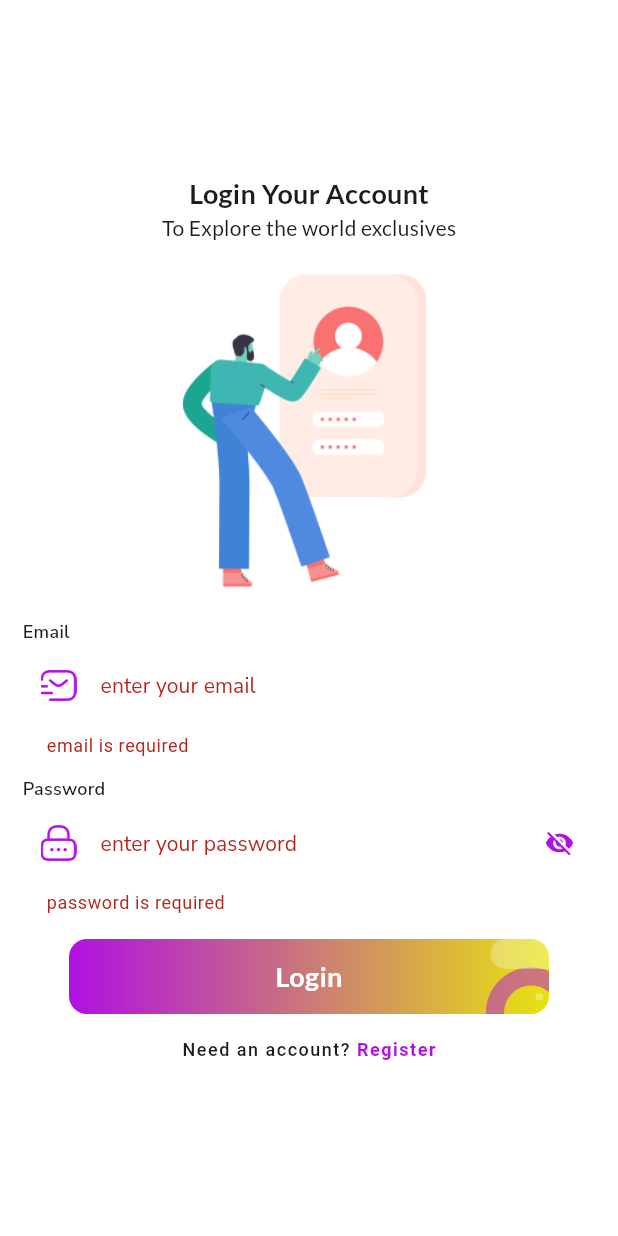
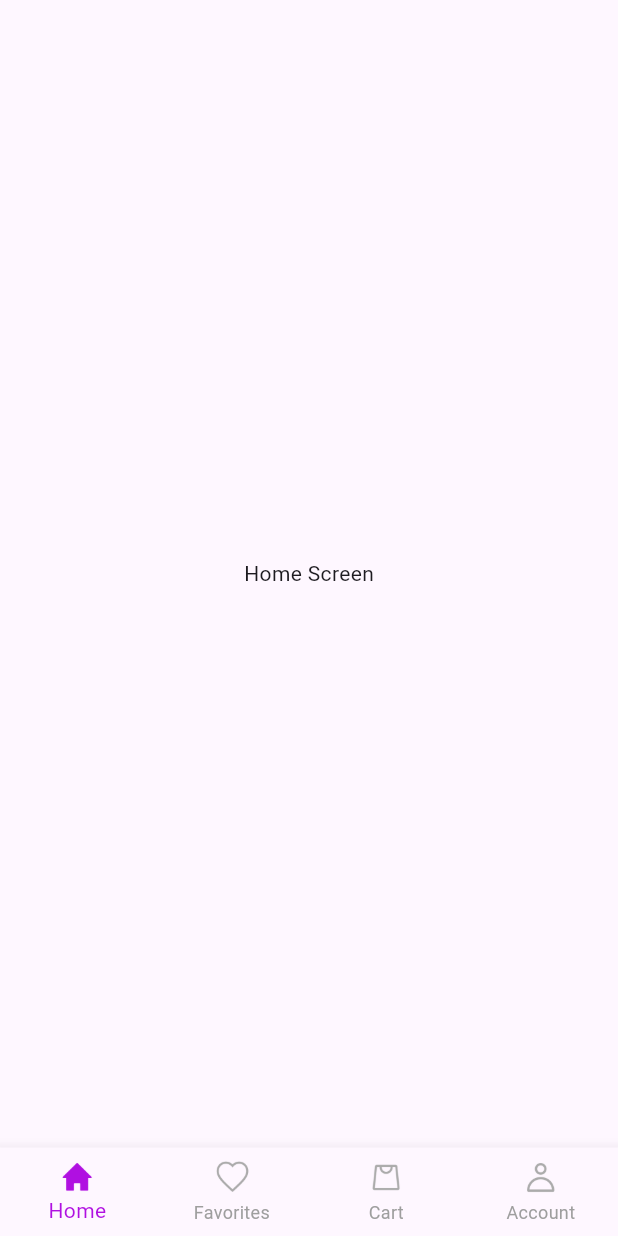
Before and after one commit to WebX-Divin/E-Com, a Flutter app: the screen it shows after launch, after a tap on "Login", on a phone screen of 412 x 824 dp. Run offline on Flutter 3.47's test engine with Material 3 defaults, Android fonts, the phone set to English and light mode, and no system bars; our stand-ins replace google_fonts.

Commit message:
bottom nav bar with screens updated

```diff
--- a/lib/views/screens/auth_screens/login_screen.dart
+++ b/lib/views/screens/auth_screens/login_screen.dart
@@ -1,4 +1,5 @@
 import 'package:e_com/views/screens/auth_screens/register_screen.dart';
+import 'package:e_com/views/screens/main_screen.dart';
 import 'package:e_com/views/widgets/auth/login_textform.dart';
 import 'package:flutter/material.dart';
 import 'package:google_fonts/google_fonts.dart';
@@ -12,6 +13,8 @@ class LoginScreen extends StatefulWidget {
 
 class _LoginScreenState extends State<LoginScreen> {
   final GlobalKey<FormState> _formKey = GlobalKey<FormState>();
+  late String email;
+  late String password;
 
   @override
   Widget build(BuildContext context) {
@@ -65,6 +68,9 @@ class _LoginScreenState extends State<LoginScreen> {
                       }
                       return null;
                     },
+                    onChanged: (value) {
+                      email = value;
+                    },
                     labelText: 'enter your email',
                     iconURL: 'assets/icons/email.png',
                   ),
@@ -90,6 +96,9 @@ class _LoginScreenState extends State<LoginScreen> {
                       }
                       return null;
                     },
+                    onChanged: (value) {
+                      password = value;
+                    },
                     labelText: 'enter your password',
                     iconURL: 'assets/icons/password.png',
                     suffixIcon: true,
@@ -98,9 +107,15 @@ class _LoginScreenState extends State<LoginScreen> {
                     height: 16,
                   ),
                   InkWell(
-                    onTap: () {
-                      if (_formKey.currentState!.validate()) {}
-                    },
+                    onTap: () => Navigator.push(
+                      context,
+                      MaterialPageRoute(
+                        builder: (context) => const MainScreen(),
+                      ),
+                    ),
+                    // onTap: () {
+                    //   if (_formKey.currentState!.validate()) {}
+                    // },
                     child: Container(
                       width: 320,
                       height: 50,
--- /dev/null
+++ b/lib/views/screens/main_screen.dart
@@ -0,0 +1,71 @@
+import 'package:e_com/views/screens/nav_screens/account_screen.dart';
+import 'package:e_com/views/screens/nav_screens/cart_screen.dart';
+import 'package:e_com/views/screens/nav_screens/favorites_screen.dart';
+import 'package:e_com/views/screens/nav_screens/home_screen.dart';
+import 'package:flutter/material.dart';
+
+class MainScreen extends StatefulWidget {
+  const MainScreen({super.key});
+
+  @override
+  State<MainScreen> createState() => _MainScreenState();
+}
+
+class _MainScreenState extends State<MainScreen> {
+  int _pageIndex = 0;
+  final List<Widget> _pages = const [
+    HomeScreen(),
+    FavoritesScreen(),
+    CartScreen(),
+    AccountScreen(),
+  ];
+
+  @override
+  Widget build(BuildContext context) {
+    return Scaffold(
+      bottomNavigationBar: BottomNavigationBar(
+        currentIndex: _pageIndex,
+        onTap: (value) {
+          setState(() {
+            _pageIndex = value;
+          });
+        },
+        selectedItemColor: const Color(0xFFB010E1),
+        unselectedItemColor: const Color(0xFF9E9E9E),
+        type: BottomNavigationBarType.fixed,
+        items: [
+          BottomNavigationBarItem(
+            icon: Image.asset(
+              "assets/icons/home.png",
+              width: 25,
+              color: const Color(0xFFB010E1),
+            ),
+            label: 'Home',
+          ),
+          BottomNavigationBarItem(
+            icon: Image.asset(
+              "assets/icons/love.png",
+              width: 25,
+            ),
+            label: 'Favorites',
+          ),
+          BottomNavigationBarItem(
+            icon: Image.asset(
+              "assets/icons/mart.png",
+              width: 25,
+            ),
+            label: 'Cart',
+          ),
+          BottomNavigationBarItem(
+            icon: Image.asset(
+              "assets/icons/user.png",
+              width: 25,
+            ),
+            label: 'Account',
+          ),
+        ],
+      ),
+      body: _pages[_pageIndex],
+    );
+  }
+}
--- /dev/null
+++ b/lib/views/screens/nav_screens/home_screen.dart
@@ -0,0 +1,21 @@
+import 'package:flutter/material.dart';
+
+class HomeScreen extends StatefulWidget {
+  const HomeScreen({super.key});
+
+  @override
+  State<HomeScreen> createState() => _HomeScreenState();
+}
+
+class _HomeScreenState extends State<HomeScreen> {
+  @override
+  Widget build(BuildContext context) {
+    return const Scaffold(
+      body: Center(
+        child: Text(
+          'Home Screen',
+        ),
+      ),
+    );
+  }
+}
--- a/lib/views/widgets/auth/login_textform.dart
+++ b/lib/views/widgets/auth/login_textform.dart
@@ -7,6 +7,7 @@ class AuthTextform extends StatefulWidget {
   final bool suffixIcon;
   final String? Function(String?)? validator;
   final TextInputType keyboardType;
+  final void Function(String)? onChanged;
 
   const AuthTextform({
     super.key,
@@ -15,6 +16,7 @@ class AuthTextform extends StatefulWidget {
     this.suffixIcon = false,
     required this.validator,
     required this.keyboardType,
+    this.onChanged,
   });
 
   @override
@@ -25,6 +27,7 @@ class _AuthTextformState extends State<AuthTextform> {
   @override
   Widget build(BuildContext context) {
     return TextFormField(
+      onChanged: widget.onChanged,
       keyboardType: widget.keyboardType,
       validator: widget.validator,
       decoration: InputDecoration(
```
Also changed, not shown: lib/views/screens/auth_screens/register_screen.dart (+13 -0 lines), lib/views/screens/nav_screens/account_screen.dart (added, +21 -0 lines), lib/views/screens/nav_screens/cart_screen.dart (added, +21 -0 lines), lib/views/screens/nav_screens/favorites_screen.dart (added, +21 -0 lines), 11 other files.
